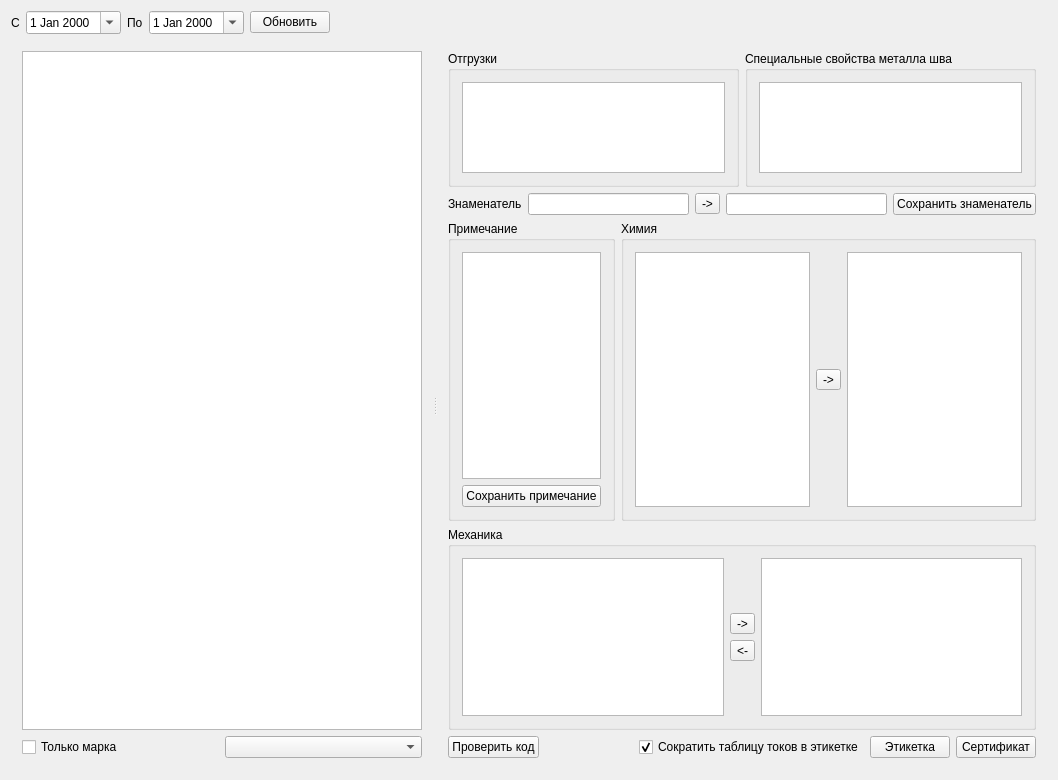
This is formpart.ui in Sergeyego/el_sert as Qt 5 draws it before an edit. The edited form follows.
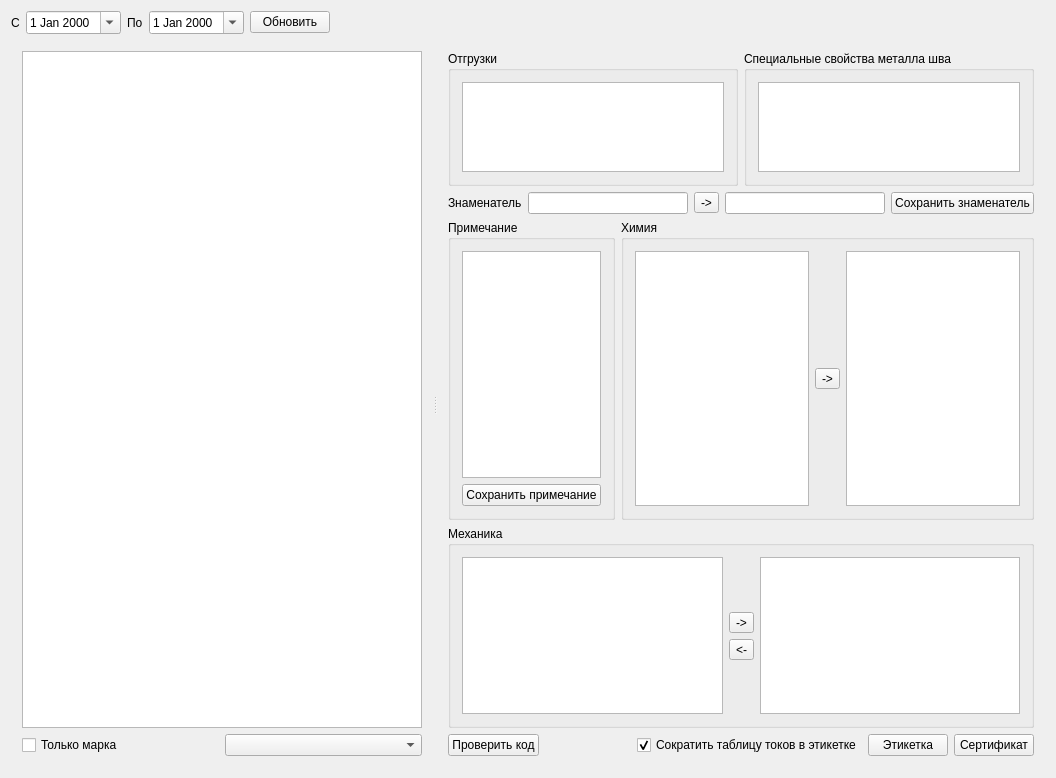
This is the edited form. Custom widgets are drawn as their Qt base class.

What changed in the file:
```diff
--- a/formpart.ui
+++ b/formpart.ui
@@ -6,8 +6,8 @@
    <rect>
     <x>0</x>
     <y>0</y>
-    <width>1058</width>
-    <height>780</height>
+    <width>1056</width>
+    <height>778</height>
    </rect>
   </property>
   <property name="windowTitle">
```
Left out of the diff: 8 changed lines with no effect on the pictures.
